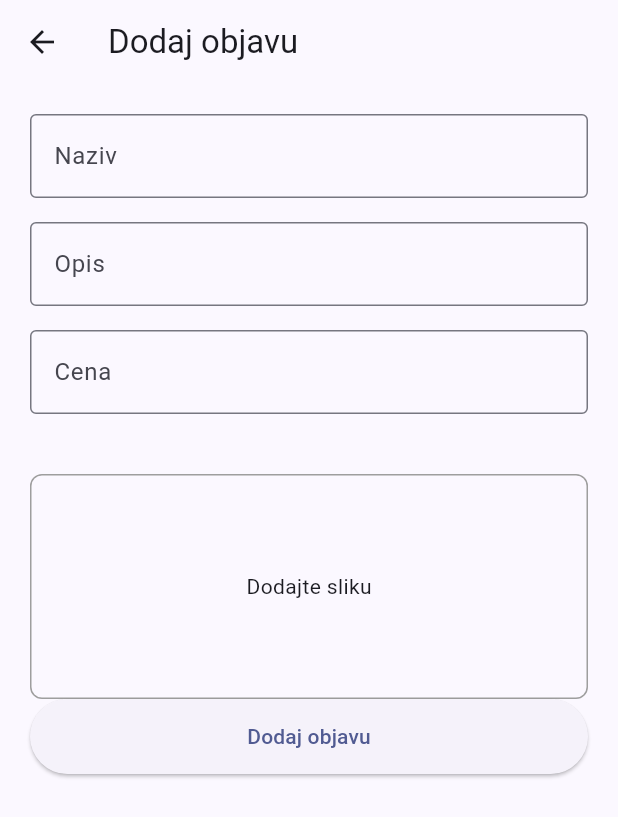
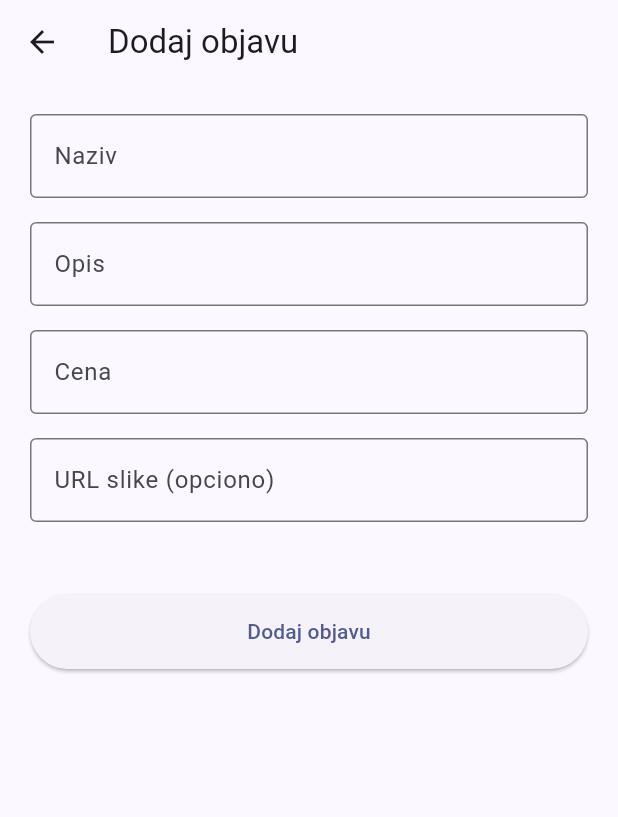
Before and after one commit to a-freaking-pigeon/MIT_IT73_2022, a Flutter app: the AddEditScreen screen opened directly, on a phone screen of 412 x 824 dp. Shown: the top 817 px of the screen. Run offline on Flutter 3.47's test engine with Material 3 defaults, Android fonts, the light colour scheme and no system bars; our stand-ins replace cloud_firestore, firebase_auth, firebase_core; accounts and stored records are empty.

Commit message:
Gotov projekat ja se nadam

```diff
--- a/lib/screens/add_edit_screen.dart
+++ b/lib/screens/add_edit_screen.dart
@@ -4,40 +4,43 @@ import 'package:flutter/material.dart';
 import '../widgets/custom_input.dart';
 import '../widgets/custom_button.dart';
 import '../models/item.dart';
-import 'dart:io';
-import 'package:image_picker/image_picker.dart';
-import 'package:firebase_storage/firebase_storage.dart';
 
 class AddEditScreen extends StatefulWidget {
   final Item? item;
   final bool readOnly;
 
-  const AddEditScreen({super.key, this.item, this.readOnly = false,});
+  const AddEditScreen({
+    super.key,
+    this.item,
+    this.readOnly = false,
+  });
 
   @override
   State<AddEditScreen> createState() => _AddEditScreenState();
 }
 
 class _AddEditScreenState extends State<AddEditScreen> {
-  File? selectedImage;
-  final ImagePicker _picker = ImagePicker();
   late final TextEditingController titleController;
   late final TextEditingController descriptionController;
   late final TextEditingController priceController;
+  late final TextEditingController imageUrlController;
 
   @override
   void initState() {
     super.initState();
 
-    titleController = TextEditingController(
-      text: widget.item?.title ?? '',
-    );
-    descriptionController = TextEditingController(
-      text: widget.item?.description ?? '',
-    );
+    titleController =
+        TextEditingController(text: widget.item?.title ?? '');
+
+    descriptionController =
+        TextEditingController(text: widget.item?.description ?? '');
+
     priceController = TextEditingController(
       text: widget.item?.price.toString() ?? '',
     );
+
+    imageUrlController =
+        TextEditingController(text: widget.item?.imageUrl ?? '');
   }
 
   @override
@@ -45,17 +48,8 @@ class _AddEditScreenState extends State<AddEditScreen> {
     titleController.dispose();
     descriptionController.dispose();
     priceController.dispose();
+    imageUrlController.dispose();
     super.dispose();
-  }
-
-  Future<void> pickImage() async {
-  final picked = await _picker.pickImage(source: ImageSource.gallery);
-
-  if (picked != null) {
-    setState(() {
-      selectedImage = File(picked.path);
-    });
-  }
   }
 
   @override
@@ -89,57 +83,42 @@ class _AddEditScreenState extends State<AddEditScreen> {
               controller: priceController,
               enabled: !widget.readOnly,
             ),
+            const SizedBox(height: 16),
+
+            CustomInput(
+              label: 'URL slike (opciono)',
+              controller: imageUrlController,
+              enabled: !widget.readOnly,
+            ),
             const SizedBox(height: 24),
 
-            const SizedBox(height: 16),
-
-            GestureDetector(
-              onTap: widget.readOnly ? null : pickImage,
-              child: Container(
+            if (imageUrlController.text.isNotEmpty)
+              ClipRRect(
+                borderRadius: BorderRadius.circular(8),
+                child: Image.network(
+                  imageUrlController.text,
                   height: 150,
                   width: double.infinity,
-                decoration: BoxDecoration(
-                  border: Border.all(color: Colors.grey),
-                  borderRadius: BorderRadius.circular(8),
-                ),
-                child: selectedImage != null
-                    ? Image.file(selectedImage!, fit: BoxFit.cover)
-                    : (widget.item?.imageUrl != null &&
-                            widget.item!.imageUrl.isNotEmpty)
-                        ? Image.network(
-                            widget.item!.imageUrl,
                   fit: BoxFit.cover,
-                          )
-                        : const Center(
-                            child: Text('Dodajte sliku'),
-                          ),
+                  errorBuilder: (context, error, stackTrace) {
+                    return const Text('Neispravan URL slike');
+                  },
                 ),
               ),
 
+            const SizedBox(height: 24),
+
+            if (!widget.readOnly)
               CustomButton(
                 text: isEdit ? 'Sačuvaj izmene' : 'Dodaj objavu',
                 onPressed: () async {
-                  String imageUrl = widget.item?.imageUrl ?? '';
-
-                  if (selectedImage != null) {
-                    final fileName = DateTime.now().millisecondsSinceEpoch.toString();
-
-                    final ref = FirebaseStorage.instance
-                        .ref()
-                        .child('items')
-                        .child(fileName);
-
-                    await ref.putFile(selectedImage!);
-
-                    imageUrl = await ref.getDownloadURL();
-                  }
-
                   final item = Item(
                     id: widget.item?.id ?? '',
                     title: titleController.text,
                     description: descriptionController.text,
-                  price: double.tryParse(priceController.text) ?? 0,
-                  imageUrl: imageUrl,
+                    price:
+                        double.tryParse(priceController.text) ?? 0,
+                    imageUrl: imageUrlController.text.trim(),
                     ownerId: AuthService.currentUser!.uid,
                   );
 
```
Lines whose indentation alone changed are shown as unchanged.
